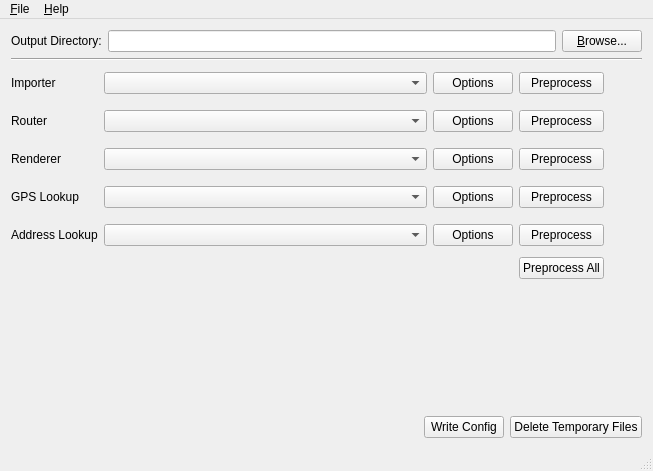
shentok/MoNav, file preprocessor/preprocessingwindow.ui: the form before one commit.
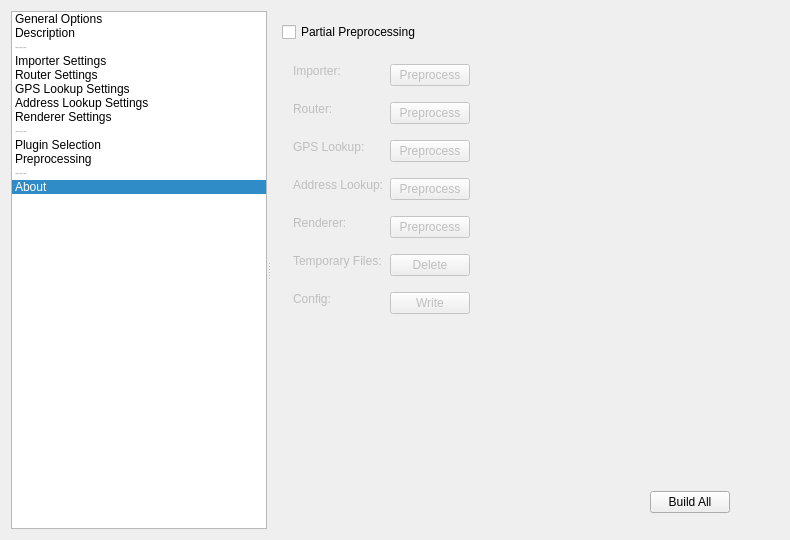
The form after the commit. The open tabs and pages were chosen to show the change. Icons and pictures are not drawn.

```diff
--- a/preprocessor/preprocessingwindow.ui
+++ b/preprocessor/preprocessingwindow.ui
@@ -6,49 +6,272 @@
    <rect>
     <x>0</x>
     <y>0</y>
-    <width>653</width>
-    <height>471</height>
+    <width>790</width>
+    <height>540</height>
    </rect>
   </property>
   <property name="windowTitle">
-   <string>MoNav Preprocessing</string>
+   <string>MoNav Preprocessor</string>
   </property>
   <widget class="QWidget" name="centralWidget">
-   <layout class="QVBoxLayout" name="verticalLayout">
+   <layout class="QVBoxLayout" name="verticalLayout_3">
     <item>
-     <layout class="QHBoxLayout" name="horizontalLayout">
+     <widget class="QSplitter" name="splitter">
+      <property name="orientation">
+       <enum>Qt::Horizontal</enum>
+      </property>
+      <property name="childrenCollapsible">
+       <bool>false</bool>
+      </property>
+      <widget class="QListWidget" name="listWidget">
+       <property name="sizePolicy">
+        <sizepolicy hsizetype="Expanding" vsizetype="Expanding">
+         <horstretch>0</horstretch>
+         <verstretch>1</verstretch>
+        </sizepolicy>
+       </property>
+       <property name="resizeMode">
+        <enum>QListView::Adjust</enum>
+       </property>
+       <property name="currentRow">
+        <number>12</number>
+       </property>
       <item>
+        <property name="text">
+         <string>General Options</string>
+        </property>
+       </item>
+       <item>
+        <property name="text">
+         <string>Description</string>
+        </property>
+       </item>
+       <item>
+        <property name="text">
+         <string>---</string>
+        </property>
+        <property name="flags">
+         <set>ItemIsDragEnabled|ItemIsUserCheckable</set>
+        </property>
+       </item>
+       <item>
+        <property name="text">
+         <string>Importer Settings</string>
+        </property>
+       </item>
+       <item>
+        <property name="text">
+         <string>Router Settings</string>
+        </property>
+       </item>
+       <item>
+        <property name="text">
+         <string>GPS Lookup Settings</string>
+        </property>
+       </item>
+       <item>
+        <property name="text">
+         <string>Address Lookup Settings</string>
+        </property>
+       </item>
+       <item>
+        <property name="text">
+         <string>Renderer Settings</string>
+        </property>
+       </item>
+       <item>
+        <property name="text">
+         <string>---</string>
+        </property>
+        <property name="flags">
+         <set>ItemIsDragEnabled|ItemIsUserCheckable</set>
+        </property>
+       </item>
+       <item>
+        <property name="text">
+         <string>Plugin Selection</string>
+        </property>
+       </item>
+       <item>
+        <property name="text">
+         <string>Preprocessing</string>
+        </property>
+       </item>
+       <item>
+        <property name="text">
+         <string>---</string>
+        </property>
+        <property name="flags">
+         <set>ItemIsDragEnabled|ItemIsUserCheckable</set>
+        </property>
+       </item>
+       <item>
+        <property name="text">
+         <string>About</string>
+        </property>
+       </item>
+      </widget>
+      <widget class="QStackedWidget" name="stackedWidget">
+       <property name="sizePolicy">
+        <sizepolicy hsizetype="Preferred" vsizetype="Preferred">
+         <horstretch>1</horstretch>
+         <verstretch>1</verstretch>
+        </sizepolicy>
+       </property>
+       <property name="currentIndex">
+        <number>12</number>
+       </property>
+       <widget class="QWidget" name="page_3">
+        <layout class="QFormLayout" name="formLayout">
+         <item row="0" column="0">
        <widget class="QLabel" name="label_6">
         <property name="text">
          <string>Output Directory:</string>
         </property>
        </widget>
       </item>
+         <item row="0" column="1">
+          <layout class="QHBoxLayout" name="horizontalLayout">
       <item>
-       <widget class="QLineEdit" name="outputEdit"/>
+            <widget class="QLineEdit" name="output"/>
       </item>
       <item>
-       <widget class="QPushButton" name="browseButton">
+            <widget class="QToolButton" name="outputBrowse">
         <property name="text">
-         <string>&amp;Browse...</string>
+              <string>...</string>
         </property>
        </widget>
       </item>
      </layout>
     </item>
+         <item row="1" column="1">
+          <widget class="QSpinBox" name="threads">
+           <property name="minimum">
+            <number>1</number>
+           </property>
+          </widget>
+         </item>
+         <item row="1" column="0">
+          <widget class="QLabel" name="label_7">
+           <property name="text">
+            <string>Threads:</string>
+           </property>
+          </widget>
+         </item>
+        </layout>
+       </widget>
+       <widget class="QWidget" name="page">
+        <layout class="QFormLayout" name="formLayout_2">
+         <item row="0" column="0">
+          <widget class="QLabel" name="label_8">
+           <property name="text">
+            <string>Name:</string>
+           </property>
+          </widget>
+         </item>
+         <item row="0" column="1">
+          <widget class="QLineEdit" name="name"/>
+         </item>
+         <item row="1" column="0">
+          <widget class="QLabel" name="label_9">
+           <property name="text">
+            <string>Description:</string>
+           </property>
+          </widget>
+         </item>
+         <item row="3" column="0">
+          <widget class="QLabel" name="label_10">
+           <property name="text">
+            <string>Image:</string>
+           </property>
+          </widget>
+         </item>
+         <item row="3" column="1">
+          <layout class="QHBoxLayout" name="horizontalLayout_3">
     <item>
-     <widget class="Line" name="line">
-      <property name="orientation">
-       <enum>Qt::Horizontal</enum>
+            <widget class="QLineEdit" name="image"/>
+           </item>
+           <item>
+            <widget class="QToolButton" name="imageBrowse">
+             <property name="text">
+              <string>...</string>
       </property>
      </widget>
     </item>
+          </layout>
+         </item>
+         <item row="1" column="1">
+          <widget class="QTextEdit" name="description">
+           <property name="acceptRichText">
+            <bool>false</bool>
+           </property>
+          </widget>
+         </item>
+         <item row="4" column="1">
+          <widget class="QLabel" name="imagePreview">
+           <property name="sizePolicy">
+            <sizepolicy hsizetype="Preferred" vsizetype="Preferred">
+             <horstretch>0</horstretch>
+             <verstretch>0</verstretch>
+            </sizepolicy>
+           </property>
+           <property name="text">
+            <string/>
+           </property>
+          </widget>
+         </item>
+         <item row="4" column="0">
+          <widget class="QLabel" name="label_14">
+           <property name="text">
+            <string>Image Preview:</string>
+           </property>
+          </widget>
+         </item>
+        </layout>
+       </widget>
+       <widget class="QWidget" name="page_11"/>
+       <widget class="QWidget" name="page_6">
+        <layout class="QVBoxLayout" name="verticalLayout_4">
     <item>
-     <layout class="QGridLayout" name="gridLayout" columnstretch="0,1,0,0,0">
+          <widget class="QTabWidget" name="importerSettings"/>
+         </item>
+        </layout>
+       </widget>
+       <widget class="QWidget" name="page_7">
+        <layout class="QVBoxLayout" name="verticalLayout_5">
+         <item>
+          <widget class="QTabWidget" name="routerSettings"/>
+         </item>
+        </layout>
+       </widget>
+       <widget class="QWidget" name="page_8">
+        <layout class="QVBoxLayout" name="verticalLayout_6">
+         <item>
+          <widget class="QTabWidget" name="gpsLookupSettings"/>
+         </item>
+        </layout>
+       </widget>
+       <widget class="QWidget" name="page_9">
+        <layout class="QVBoxLayout" name="verticalLayout_7">
+         <item>
+          <widget class="QTabWidget" name="addressLookupSettings"/>
+         </item>
+        </layout>
+       </widget>
+       <widget class="QWidget" name="page_10">
+        <layout class="QVBoxLayout" name="verticalLayout_8">
+         <item>
+          <widget class="QTabWidget" name="rendererSettings"/>
+         </item>
+        </layout>
+       </widget>
+       <widget class="QWidget" name="page_12"/>
+       <widget class="QWidget" name="page_13">
+        <layout class="QFormLayout" name="formLayout_3">
       <item row="0" column="0">
-       <widget class="QLabel" name="label">
+          <widget class="QLabel" name="label_17">
         <property name="text">
-         <string>Importer</string>
+            <string>Importer:</string>
         </property>
         <property name="buddy">
          <cstring></cstring>
@@ -58,24 +281,127 @@
       <item row="0" column="1">
        <widget class="QComboBox" name="importerComboBox"/>
       </item>
-      <item row="0" column="2">
-       <widget class="QPushButton" name="importerSettingsButton">
+         <item row="1" column="0">
+          <widget class="QLabel" name="label_15">
         <property name="text">
-         <string>Options</string>
-        </property>
-       </widget>
-      </item>
-      <item row="0" column="3">
+            <string>Router:</string>
+           </property>
+           <property name="buddy">
+            <cstring></cstring>
+           </property>
+          </widget>
+         </item>
+         <item row="1" column="1">
+          <widget class="QComboBox" name="routerComboBox"/>
+         </item>
+         <item row="2" column="0">
+          <widget class="QLabel" name="label_16">
+           <property name="text">
+            <string>Renderer:</string>
+           </property>
+          </widget>
+         </item>
+         <item row="2" column="1">
+          <widget class="QComboBox" name="rendererComboBox"/>
+         </item>
+         <item row="3" column="0">
+          <widget class="QLabel" name="label_18">
+           <property name="text">
+            <string>GPS Lookup:</string>
+           </property>
+           <property name="buddy">
+            <cstring></cstring>
+           </property>
+          </widget>
+         </item>
+         <item row="3" column="1">
+          <widget class="QComboBox" name="gpsLookupComboBox"/>
+         </item>
+         <item row="4" column="0">
+          <widget class="QLabel" name="label_19">
+           <property name="text">
+            <string>Address Lookup:</string>
+           </property>
+           <property name="buddy">
+            <cstring></cstring>
+           </property>
+          </widget>
+         </item>
+         <item row="4" column="1">
+          <widget class="QComboBox" name="addressLookupComboBox"/>
+         </item>
+        </layout>
+       </widget>
+       <widget class="QWidget" name="page_2">
+        <layout class="QVBoxLayout" name="verticalLayout">
+         <item>
+          <widget class="QCheckBox" name="checkBox">
+           <property name="text">
+            <string>Partial Preprocessing</string>
+           </property>
+          </widget>
+         </item>
+         <item>
+          <layout class="QHBoxLayout" name="horizontalLayout_12">
+           <item>
+            <widget class="QWidget" name="widget" native="true">
+             <property name="enabled">
+              <bool>false</bool>
+             </property>
+             <layout class="QFormLayout" name="formLayout_4">
+              <item row="0" column="0">
+               <widget class="QLabel" name="label">
+                <property name="text">
+                 <string>Importer:</string>
+                </property>
+                <property name="buddy">
+                 <cstring></cstring>
+                </property>
+               </widget>
+              </item>
+              <item row="0" column="1">
+               <layout class="QHBoxLayout" name="horizontalLayout_2">
+                <item>
        <widget class="QPushButton" name="importerPreprocessButton">
         <property name="text">
          <string>Preprocess</string>
         </property>
        </widget>
       </item>
+                <item>
+                 <widget class="QLabel" name="importerLabel">
+                  <property name="sizePolicy">
+                   <sizepolicy hsizetype="Minimum" vsizetype="Minimum">
+                    <horstretch>0</horstretch>
+                    <verstretch>0</verstretch>
+                   </sizepolicy>
+                  </property>
+                  <property name="minimumSize">
+                   <size>
+                    <width>32</width>
+                    <height>32</height>
+                   </size>
+                  </property>
+                  <property name="maximumSize">
+                   <size>
+                    <width>32</width>
+                    <height>32</height>
+                   </size>
+                  </property>
+                  <property name="text">
+                   <string/>
+                  </property>
+                  <property name="scaledContents">
+                   <bool>true</bool>
+                  </property>
+                 </widget>
+                </item>
+               </layout>
+              </item>
       <item row="1" column="0">
        <widget class="QLabel" name="label_2">
         <property name="text">
-         <string>Router</string>
+                 <string>Router:</string>
         </property>
         <property name="buddy">
          <cstring></cstring>
@@ -83,195 +409,113 @@
        </widget>
       </item>
       <item row="1" column="1">
-       <widget class="QComboBox" name="routerComboBox"/>
-      </item>
-      <item row="1" column="2">
-       <widget class="QPushButton" name="routerSettingsButton">
-        <property name="text">
-         <string>Options</string>
-        </property>
-       </widget>
-      </item>
-      <item row="1" column="3">
+               <layout class="QHBoxLayout" name="horizontalLayout_5">
+                <item>
        <widget class="QPushButton" name="routerPreprocessButton">
         <property name="text">
          <string>Preprocess</string>
         </property>
        </widget>
       </item>
+                <item>
+                 <widget class="QLabel" name="routerLabel">
+                  <property name="sizePolicy">
+                   <sizepolicy hsizetype="Minimum" vsizetype="Minimum">
+                    <horstretch>0</horstretch>
+                    <verstretch>0</verstretch>
+                   </sizepolicy>
+                  </property>
+                  <property name="minimumSize">
+                   <size>
+                    <width>32</width>
+                    <height>32</height>
+                   </size>
+                  </property>
+                  <property name="maximumSize">
+                   <size>
+                    <width>32</width>
+                    <height>32</height>
+                   </size>
+                  </property>
+                  <property name="text">
+                   <string/>
+                  </property>
+                  <property name="scaledContents">
+                   <bool>true</bool>
+                  </property>
+                 </widget>
+                </item>
+               </layout>
+              </item>
       <item row="2" column="0">
-       <widget class="QLabel" name="label_3">
-        <property name="text">
-         <string>Renderer</string>
-        </property>
-        <property name="buddy">
-         <cstring>importerSettingsButton</cstring>
-        </property>
-       </widget>
-      </item>
-      <item row="2" column="1">
-       <widget class="QComboBox" name="rendererComboBox"/>
-      </item>
-      <item row="2" column="2">
-       <widget class="QPushButton" name="rendererSettingsButton">
-        <property name="text">
-         <string>Options</string>
-        </property>
-       </widget>
-      </item>
-      <item row="2" column="3">
-       <widget class="QPushButton" name="rendererPreprocessButton">
-        <property name="text">
-         <string>Preprocess</string>
-        </property>
-       </widget>
-      </item>
-      <item row="3" column="0">
        <widget class="QLabel" name="label_4">
         <property name="text">
-         <string>GPS Lookup</string>
+                 <string>GPS Lookup:</string>
         </property>
         <property name="buddy">
          <cstring></cstring>
         </property>
        </widget>
       </item>
-      <item row="3" column="1">
-       <widget class="QComboBox" name="gpsLookupComboBox"/>
-      </item>
-      <item row="3" column="2">
-       <widget class="QPushButton" name="gpsLookupSettingsButton">
-        <property name="text">
-         <string>Options</string>
-        </property>
-       </widget>
-      </item>
-      <item row="3" column="3">
+              <item row="2" column="1">
+               <layout class="QHBoxLayout" name="horizontalLayout_7">
+                <item>
        <widget class="QPushButton" name="gpsLookupPreprocessButton">
         <property name="text">
          <string>Preprocess</string>
         </property>
        </widget>
       </item>
-      <item row="4" column="0">
+                <item>
+                 <widget class="QLabel" name="gpsLookupLabel">
+                  <property name="sizePolicy">
+                   <sizepolicy hsizetype="Minimum" vsizetype="Minimum">
+                    <horstretch>0</horstretch>
+                    <verstretch>0</verstretch>
+                   </sizepolicy>
+                  </property>
+                  <property name="minimumSize">
+                   <size>
+                    <width>32</width>
+                    <height>32</height>
+                   </size>
+                  </property>
+                  <property name="maximumSize">
+                   <size>
+                    <width>32</width>
+                    <height>32</height>
+                   </size>
+                  </property>
+                  <property name="text">
+                   <string/>
+                  </property>
+                  <property name="scaledContents">
+                   <bool>true</bool>
+                  </property>
+                 </widget>
+                </item>
+               </layout>
+              </item>
+              <item row="3" column="0">
        <widget class="QLabel" name="label_5">
         <property name="text">
-         <string>Address Lookup</string>
+                 <string>Address Lookup:</string>
         </property>
         <property name="buddy">
          <cstring></cstring>
         </property>
        </widget>
       </item>
-      <item row="4" column="1">
-       <widget class="QComboBox" name="addressLookupComboBox"/>
-      </item>
-      <item row="4" column="2">
-       <widget class="QPushButton" name="addressLookupSettingsButton">
-        <property name="text">
-         <string>Options</string>
-        </property>
-       </widget>
-      </item>
-      <item row="4" column="3">
+              <item row="3" column="1">
+               <layout class="QHBoxLayout" name="horizontalLayout_8">
+                <item>
        <widget class="QPushButton" name="addressLookupPreprocessButton">
         <property name="text">
          <string>Preprocess</string>
         </property>
        </widget>
       </item>
-      <item row="5" column="3">
-       <widget class="QPushButton" name="allPreprocessButton">
-        <property name="text">
-         <string>Preprocess All</string>
-        </property>
-       </widget>
-      </item>
-      <item row="1" column="4">
-       <widget class="QLabel" name="routerLabel">
-        <property name="sizePolicy">
-         <sizepolicy hsizetype="Minimum" vsizetype="Minimum">
-          <horstretch>0</horstretch>
-          <verstretch>0</verstretch>
-         </sizepolicy>
-        </property>
-        <property name="minimumSize">
-         <size>
-          <width>32</width>
-          <height>32</height>
-         </size>
-        </property>
-        <property name="maximumSize">
-         <size>
-          <width>32</width>
-          <height>32</height>
-         </size>
-        </property>
-        <property name="text">
-         <string/>
-        </property>
-        <property name="scaledContents">
-         <bool>true</bool>
-        </property>
-       </widget>
-      </item>
-      <item row="2" column="4">
-       <widget class="QLabel" name="rendererLabel">
-        <property name="sizePolicy">
-         <sizepolicy hsizetype="Minimum" vsizetype="Minimum">
-          <horstretch>0</horstretch>
-          <verstretch>0</verstretch>
-         </sizepolicy>
-        </property>
-        <property name="minimumSize">
-         <size>
-          <width>32</width>
-          <height>32</height>
-         </size>
-        </property>
-        <property name="maximumSize">
-         <size>
-          <width>32</width>
-          <height>32</height>
-         </size>
-        </property>
-        <property name="text">
-         <string/>
-        </property>
-        <property name="scaledContents">
-         <bool>true</bool>
-        </property>
-       </widget>
-      </item>
-      <item row="3" column="4">
-       <widget class="QLabel" name="gpsLookupLabel">
-        <property name="sizePolicy">
-         <sizepolicy hsizetype="Minimum" vsizetype="Minimum">
-          <horstretch>0</horstretch>
-          <verstretch>0</verstretch>
-         </sizepolicy>
-        </property>
-        <property name="minimumSize">
-         <size>
-          <width>32</width>
-          <height>32</height>
-         </size>
-        </property>
-        <property name="maximumSize">
-         <size>
-          <width>32</width>
-          <height>32</height>
-         </size>
-        </property>
-        <property name="text">
-         <string/>
-        </property>
-        <property name="scaledContents">
-         <bool>true</bool>
-        </property>
-       </widget>
-      </item>
-      <item row="4" column="4">
+                <item>
        <widget class="QLabel" name="addressLookupLabel">
         <property name="sizePolicy">
          <sizepolicy hsizetype="Minimum" vsizetype="Minimum">
@@ -299,8 +543,26 @@
         </property>
        </widget>
       </item>
-      <item row="0" column="4">
-       <widget class="QLabel" name="importerLabel">
+               </layout>
+              </item>
+              <item row="4" column="0">
+               <widget class="QLabel" name="label_3">
+                <property name="text">
+                 <string>Renderer:</string>
+                </property>
+               </widget>
+              </item>
+              <item row="4" column="1">
+               <layout class="QHBoxLayout" name="horizontalLayout_6">
+                <item>
+                 <widget class="QPushButton" name="rendererPreprocessButton">
+                  <property name="text">
+                   <string>Preprocess</string>
+                  </property>
+                 </widget>
+                </item>
+                <item>
+                 <widget class="QLabel" name="rendererLabel">
         <property name="sizePolicy">
          <sizepolicy hsizetype="Minimum" vsizetype="Minimum">
           <horstretch>0</horstretch>
@@ -329,79 +591,262 @@
       </item>
      </layout>
     </item>
-    <item>
-     <spacer name="verticalSpacer">
-      <property name="orientation">
-       <enum>Qt::Vertical</enum>
-      </property>
-      <property name="sizeHint" stdset="0">
-       <size>
-        <width>20</width>
-        <height>126</height>
-       </size>
-      </property>
-     </spacer>
-    </item>
-    <item>
-     <layout class="QHBoxLayout" name="horizontalLayout_2">
-      <item>
-       <spacer name="horizontalSpacer">
-        <property name="orientation">
-         <enum>Qt::Horizontal</enum>
-        </property>
-        <property name="sizeHint" stdset="0">
-         <size>
-          <width>40</width>
-          <height>20</height>
-         </size>
-        </property>
-       </spacer>
-      </item>
-      <item>
-       <widget class="QPushButton" name="writeConfigButton">
+              <item row="5" column="0">
+               <widget class="QLabel" name="label_21">
         <property name="text">
-         <string>Write Config</string>
+                 <string>Temporary Files:</string>
         </property>
        </widget>
       </item>
+              <item row="5" column="1">
+               <layout class="QHBoxLayout" name="horizontalLayout_11">
       <item>
        <widget class="QPushButton" name="deleteTemporaryButton">
         <property name="text">
-         <string>Delete Temporary Files</string>
+                   <string>Delete</string>
         </property>
        </widget>
       </item>
-     </layout>
-    </item>
-   </layout>
-  </widget>
-  <widget class="QMenuBar" name="menuBar">
-   <property name="geometry">
-    <rect>
-     <x>0</x>
-     <y>0</y>
-     <width>653</width>
-     <height>23</height>
-    </rect>
-   </property>
-   <widget class="QMenu" name="menuTest">
-    <property name="title">
-     <string>&amp;File</string>
-    </property>
-    <addaction name="actionExit"/>
-   </widget>
-   <widget class="QMenu" name="menu_Help">
-    <property name="title">
-     <string>&amp;Help</string>
-    </property>
-    <addaction name="actionManual"/>
-    <addaction name="separator"/>
-    <addaction name="actionAbout"/>
-   </widget>
-   <addaction name="menuTest"/>
-   <addaction name="menu_Help"/>
-  </widget>
-  <widget class="QStatusBar" name="statusBar"/>
+                <item>
+                 <widget class="QLabel" name="deleteTemporaryLabel">
+                  <property name="minimumSize">
+                   <size>
+                    <width>32</width>
+                    <height>32</height>
+                   </size>
+                  </property>
+                  <property name="maximumSize">
+                   <size>
+                    <width>32</width>
+                    <height>32</height>
+                   </size>
+                  </property>
+                  <property name="text">
+                   <string/>
+                  </property>
+                  <property name="scaledContents">
+                   <bool>true</bool>
+                  </property>
+                 </widget>
+                </item>
+               </layout>
+              </item>
+              <item row="6" column="0">
+               <widget class="QLabel" name="label_20">
+                <property name="text">
+                 <string>Config:</string>
+                </property>
+               </widget>
+              </item>
+              <item row="6" column="1">
+               <layout class="QHBoxLayout" name="horizontalLayout_9">
+                <item>
+                 <widget class="QPushButton" name="writeConfigButton">
+                  <property name="text">
+                   <string>Write</string>
+                  </property>
+                 </widget>
+                </item>
+                <item>
+                 <widget class="QLabel" name="configLabel">
+                  <property name="minimumSize">
+                   <size>
+                    <width>32</width>
+                    <height>32</height>
+                   </size>
+                  </property>
+                  <property name="maximumSize">
+                   <size>
+                    <width>32</width>
+                    <height>32</height>
+                   </size>
+                  </property>
+                  <property name="text">
+                   <string/>
+                  </property>
+                  <property name="scaledContents">
+                   <bool>true</bool>
+                  </property>
+                 </widget>
+                </item>
+               </layout>
+              </item>
+             </layout>
+            </widget>
+           </item>
+           <item>
+            <spacer name="horizontalSpacer">
+             <property name="orientation">
+              <enum>Qt::Horizontal</enum>
+             </property>
+             <property name="sizeHint" stdset="0">
+              <size>
+               <width>40</width>
+               <height>20</height>
+              </size>
+             </property>
+            </spacer>
+           </item>
+          </layout>
+         </item>
+         <item>
+          <spacer name="verticalSpacer">
+           <property name="orientation">
+            <enum>Qt::Vertical</enum>
+           </property>
+           <property name="sizeHint" stdset="0">
+            <size>
+             <width>20</width>
+             <height>135</height>
+            </size>
+           </property>
+          </spacer>
+         </item>
+         <item>
+          <layout class="QHBoxLayout" name="horizontalLayout_10">
+           <item>
+            <spacer name="horizontalSpacer_4">
+             <property name="orientation">
+              <enum>Qt::Horizontal</enum>
+             </property>
+             <property name="sizeHint" stdset="0">
+              <size>
+               <width>40</width>
+               <height>20</height>
+              </size>
+             </property>
+            </spacer>
+           </item>
+           <item>
+            <widget class="QPushButton" name="allPreprocessButton">
+             <property name="text">
+              <string>Build All</string>
+             </property>
+            </widget>
+           </item>
+           <item>
+            <widget class="QLabel" name="buildAllLabel">
+             <property name="minimumSize">
+              <size>
+               <width>32</width>
+               <height>32</height>
+              </size>
+             </property>
+             <property name="maximumSize">
+              <size>
+               <width>32</width>
+               <height>32</height>
+              </size>
+             </property>
+             <property name="text">
+              <string/>
+             </property>
+             <property name="scaledContents">
+              <bool>true</bool>
+             </property>
+            </widget>
+           </item>
+          </layout>
+         </item>
+        </layout>
+       </widget>
+       <widget class="QWidget" name="page_4"/>
+       <widget class="QWidget" name="page_5">
+        <layout class="QVBoxLayout" name="verticalLayout_2">
+         <item>
+          <widget class="QLabel" name="label_13">
+           <property name="font">
+            <font>
+             <pointsize>18</pointsize>
+            </font>
+           </property>
+           <property name="text">
+            <string>MoNav Preprocessor 0.2</string>
+           </property>
+           <property name="alignment">
+            <set>Qt::AlignCenter</set>
+           </property>
+          </widget>
+         </item>
+         <item>
+          <widget class="QLabel" name="label_12">
+           <property name="text">
+            <string>© 2009-2010 The MoNav authors</string>
+           </property>
+           <property name="alignment">
+            <set>Qt::AlignCenter</set>
+           </property>
+          </widget>
+         </item>
+         <item>
+          <layout class="QHBoxLayout" name="horizontalLayout_4">
+           <item>
+            <spacer name="horizontalSpacer_2">
+             <property name="orientation">
+              <enum>Qt::Horizontal</enum>
+             </property>
+             <property name="sizeHint" stdset="0">
+              <size>
+               <width>40</width>
+               <height>20</height>
+              </size>
+             </property>
+            </spacer>
+           </item>
+           <item>
+            <widget class="QLabel" name="label_11">
+             <property name="sizePolicy">
+              <sizepolicy hsizetype="Maximum" vsizetype="Maximum">
+               <horstretch>0</horstretch>
+               <verstretch>0</verstretch>
+              </sizepolicy>
+             </property>
+             <property name="text">
+              <string/>
+             </property>
+             <property name="pixmap">
+              <pixmap resource="images.qrc">:/images/about.png</pixmap>
+             </property>
+             <property name="scaledContents">
+              <bool>true</bool>
+             </property>
+            </widget>
+           </item>
+           <item>
+            <spacer name="horizontalSpacer_3">
+             <property name="orientation">
+              <enum>Qt::Horizontal</enum>
+             </property>
+             <property name="sizeHint" stdset="0">
+              <size>
+               <width>40</width>
+               <height>20</height>
+              </size>
+             </property>
+            </spacer>
+           </item>
+          </layout>
+         </item>
+         <item>
+          <spacer name="verticalSpacer_2">
+           <property name="orientation">
+            <enum>Qt::Vertical</enum>
+           </property>
+           <property name="sizeHint" stdset="0">
+            <size>
+             <width>20</width>
+             <height>181</height>
+            </size>
+           </property>
+          </spacer>
+         </item>
+        </layout>
+       </widget>
+      </widget>
+     </widget>
+    </item>
+   </layout>
+  </widget>
   <action name="actionClearOutputDirectory">
    <property name="text">
     <string>Clear Output Directory</string>
```
Left out of the diff: 39 changed lines with no effect on the pictures. Lines whose indentation alone changed are shown as unchanged.
